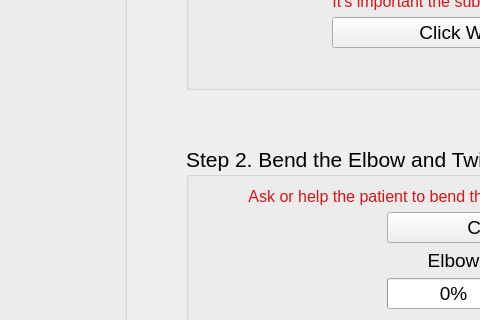
Qt form LiveDataView/calibration_widget3.ui (mmcinnes123/Delsys_GUI_For_Physios) before a commit; both pictures show x 215 to 695 and y 159 to 479 of the 1145 by 657 pixel window.
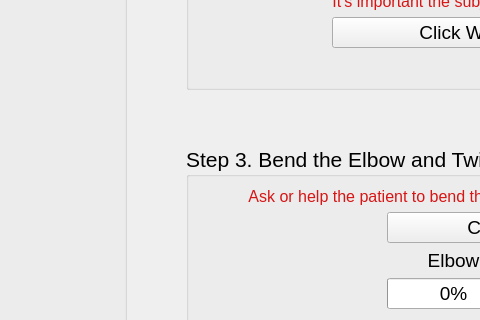
The same form after that commit.

Commit message: Made progress bars and text reset when compass cal window is closed.

Patch:
```diff
--- a/LiveDataView/calibration_widget3.ui
+++ b/LiveDataView/calibration_widget3.ui
@@ -288,7 +288,7 @@
       </font>
      </property>
      <property name="title">
-      <string>Step 2. Bend the Elbow and Twist the Wrist</string>
+      <string>Step 3. Bend the Elbow and Twist the Wrist</string>
      </property>
      <layout class="QGridLayout" name="gridLayout_2">
       <item row="0" column="5">
```
The commit also changes 4 other files.
